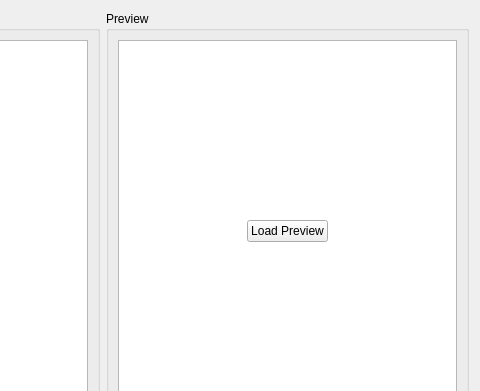
First picture: the form in ui/reportpreview.ui, repository iTranscend/xRecog, before the edit; both pictures show x 275 to 755 and y 0 to 391 of the 755 by 501 pixel window.
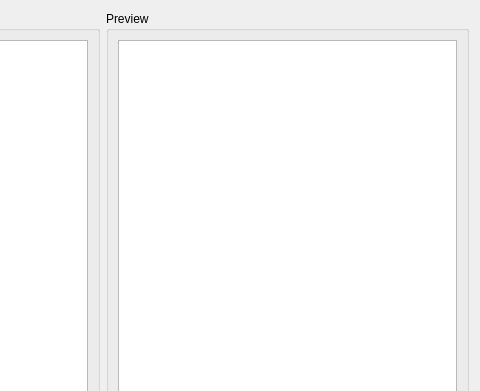
Second picture: the form after the edit. Icons and pictures are not drawn.

Commit message: Replace QTextEdit on Report Window with QTextBrowser

```diff
--- a/ui/reportpreview.ui
+++ b/ui/reportpreview.ui
@@ -59,20 +59,6 @@
         <string>Preview</string>
        </property>
        <layout class="QGridLayout" name="gridLayout_2">
-        <item row="0" column="0">
-         <widget class="QTextEdit" name="previewTextEdit">
-          <property name="readOnly">
-           <bool>true</bool>
-          </property>
-          <property name="html">
-           <string>&lt;!DOCTYPE HTML PUBLIC &quot;-//W3C//DTD HTML 4.0//EN&quot; &quot;http://www.w3.org/TR/REC-html40/strict.dtd&quot;&gt;
-&lt;html&gt;&lt;head&gt;&lt;meta name=&quot;qrichtext&quot; content=&quot;1&quot; /&gt;&lt;style type=&quot;text/css&quot;&gt;
-p, li { white-space: pre-wrap; }
-&lt;/style&gt;&lt;/head&gt;&lt;body style=&quot; font-family:'Noto Sans'; font-size:10pt; font-weight:400; font-style:normal;&quot;&gt;
-&lt;p style=&quot;-qt-paragraph-type:empty; margin-top:0px; margin-bottom:0px; margin-left:0px; margin-right:0px; -qt-block-indent:0; text-indent:0px;&quot;&gt;&lt;br /&gt;&lt;/p&gt;&lt;/body&gt;&lt;/html&gt;</string>
-          </property>
-         </widget>
-        </item>
         <item row="0" column="0" alignment="Qt::AlignHCenter">
          <widget class="QPushButton" name="loadPreviewButton">
           <property name="text">
@@ -102,6 +88,20 @@
           <addaction name="actionPrintPreview"/>
          </widget>
         </item>
+        <item row="0" column="0">
+         <widget class="QTextBrowser" name="previewTextBrowser">
+          <property name="readOnly">
+           <bool>true</bool>
+          </property>
+          <property name="html">
+           <string>&lt;!DOCTYPE HTML PUBLIC &quot;-//W3C//DTD HTML 4.0//EN&quot; &quot;http://www.w3.org/TR/REC-html40/strict.dtd&quot;&gt;
+&lt;html&gt;&lt;head&gt;&lt;meta name=&quot;qrichtext&quot; content=&quot;1&quot; /&gt;&lt;style type=&quot;text/css&quot;&gt;
+p, li { white-space: pre-wrap; }
+&lt;/style&gt;&lt;/head&gt;&lt;body style=&quot; font-family:'Noto Sans'; font-size:10pt; font-weight:400; font-style:normal;&quot;&gt;
+&lt;p style=&quot;-qt-paragraph-type:empty; margin-top:0px; margin-bottom:0px; margin-left:0px; margin-right:0px; -qt-block-indent:0; text-indent:0px;&quot;&gt;&lt;br /&gt;&lt;/p&gt;&lt;/body&gt;&lt;/html&gt;</string>
+          </property>
+         </widget>
+        </item>
        </layout>
       </widget>
      </item>
```
Left out of the diff: 3 changed lines with no effect on the pictures. The commit also changes 1 other file.
